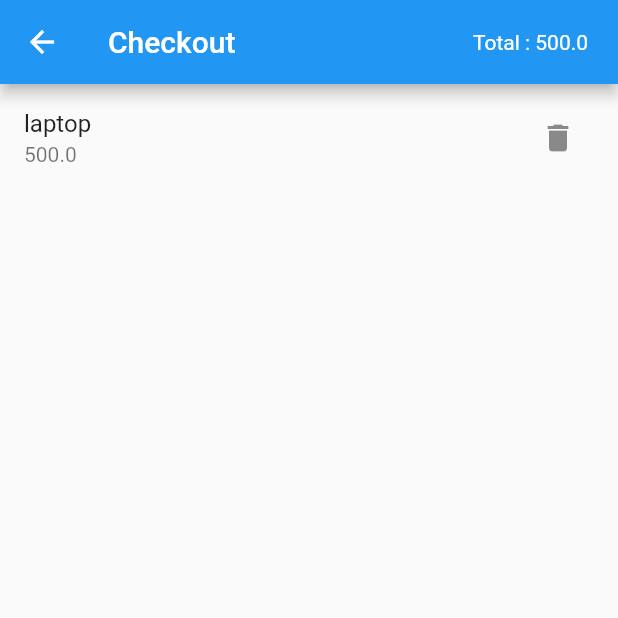
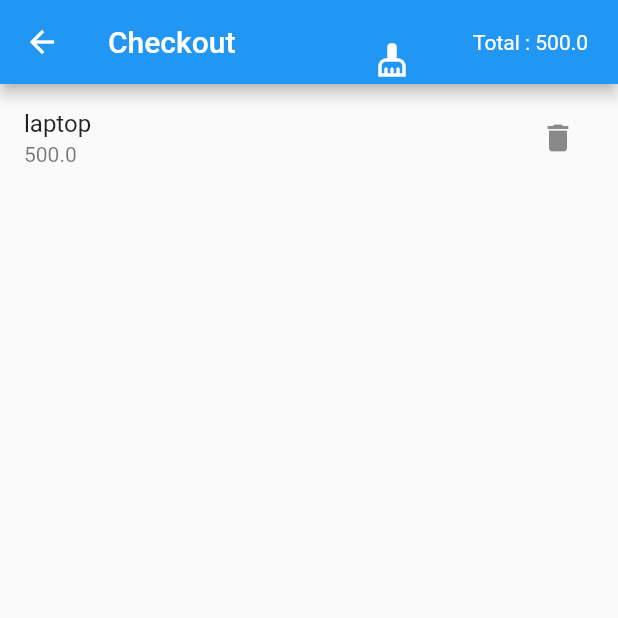
Before and after one commit to aodyshakir/checkout_riverpod, a Flutter app: the screen it shows after launch, after a tap on the "add" icon, after a tap on the "shopping cart" icon, on a phone screen of 412 x 824 dp, the top half of it. Run offline on Flutter 3.47's test engine with Material 2 defaults, Android fonts, the light colour scheme and no system bars; our stand-ins replace flutter_riverpod.

Commit message:
first commit

```diff
--- a/lib/model/cart.dart
+++ b/lib/model/cart.dart
@@ -29,5 +29,11 @@ class CartModel extends ChangeNotifier {
     return _totalPrice;
   }
 
+  void clear() {
+    _item.clear();
+    _totalPrice = 0.0;
+    notifyListeners();
+  }
+
 
 }
--- a/lib/screens/checkout.dart
+++ b/lib/screens/checkout.dart
@@ -19,6 +19,15 @@ class Checkout extends ConsumerWidget {
           padding: const EdgeInsets.all(20.0),
           child: Row(
             children: [
+              IconButton(
+                icon: const Icon(Icons.cleaning_services),
+                onPressed: () {
+                  cart.clear();
+                },
+              ),
+              SizedBox(
+                width: 30,
+              ),
               Text('Total : ${cart.totalPrice}'),
             ],
           ),
@@ -29,15 +38,14 @@ class Checkout extends ConsumerWidget {
           itemCount: cart.item.length,
           itemBuilder: (context, index) {
             return ListTile(
-              title: Text(cart.item[index].name),
-              subtitle: Text('${cart.item[index].price}'),
-              trailing: IconButton(
+                title: Text(cart.item[index].name),
+                subtitle: Text('${cart.item[index].price}'),
+                trailing: IconButton(
                   icon: const Icon(Icons.delete),
                   onPressed: () {
                     cart.remove(cart.item[index]);
                   },
-                )
-            );
+                ));
           },
         ),
       ),
```
